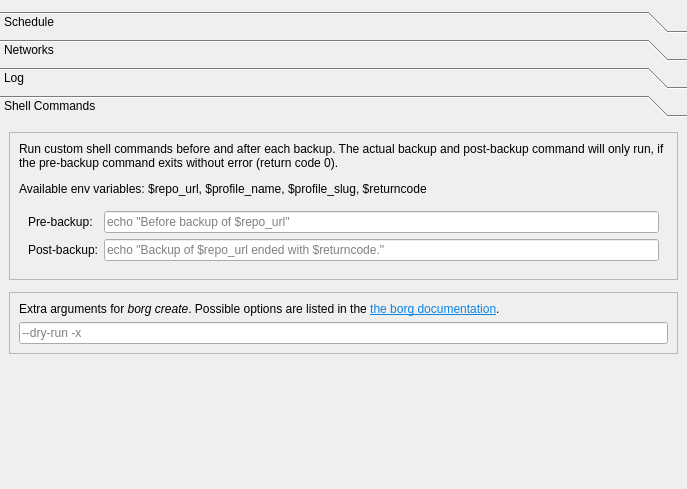
borgbase/vorta, file src/vorta/assets/UI/scheduletab.ui: the form before one commit.
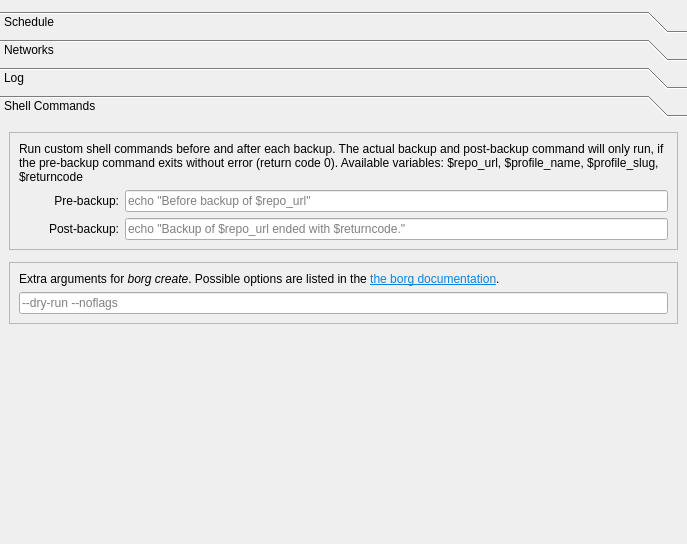
The form after the commit. The open tabs and pages were chosen to show the change.

Commit message: Changes for macOS layout

Patch:
```diff
--- a/src/vorta/assets/UI/scheduletab.ui
+++ b/src/vorta/assets/UI/scheduletab.ui
@@ -7,7 +7,7 @@
     <x>0</x>
     <y>0</y>
     <width>687</width>
-    <height>489</height>
+    <height>544</height>
    </rect>
   </property>
   <property name="windowTitle">
@@ -20,7 +20,7 @@
    <property name="rightMargin">
     <number>0</number>
    </property>
-   <item row="0" column="0">
+   <item row="1" column="0">
     <widget class="QToolBox" name="toolBox">
      <property name="sizePolicy">
       <sizepolicy hsizetype="Preferred" vsizetype="Minimum">
@@ -30,7 +30,6 @@
      </property>
      <property name="font">
       <font>
-       <weight>50</weight>
        <bold>false</bold>
       </font>
      </property>
@@ -632,7 +631,7 @@
         <x>0</x>
         <y>0</y>
         <width>687</width>
-        <height>349</height>
+        <height>384</height>
        </rect>
       </property>
       <attribute name="label">
@@ -654,7 +653,7 @@
           <item>
            <widget class="QLabel" name="label_4">
             <property name="text">
-             <string>&lt;html&gt;&lt;head/&gt;&lt;body&gt;&lt;p&gt;Run custom shell commands before and after each backup. The actual backup and post-backup command will only run, if the pre-backup command exits without error (return code 0).&lt;/p&gt;&lt;p&gt;Available env variables: &lt;span style=&quot; font-family:'Courier';&quot;&gt;$repo_url, $profile_name, $profile_slug, $returncode&lt;/span&gt;&lt;/p&gt;&lt;/body&gt;&lt;/html&gt;</string>
+             <string>&lt;html&gt;&lt;head/&gt;&lt;body&gt;&lt;p&gt;Run custom shell commands before and after each backup. The actual backup and post-backup command will only run, if the pre-backup command exits without error (return code 0). Available variables: &lt;span style=&quot; font-family:'Courier';&quot;&gt;$repo_url, $profile_name, $profile_slug, $returncode&lt;/span&gt;&lt;/p&gt;&lt;/body&gt;&lt;/html&gt;</string>
             </property>
             <property name="alignment">
              <set>Qt::AlignLeading|Qt::AlignLeft|Qt::AlignTop</set>
@@ -665,29 +664,40 @@
            </widget>
           </item>
           <item>
-           <widget class="QFrame" name="frame_2">
-            <property name="sizePolicy">
-             <sizepolicy hsizetype="Expanding" vsizetype="Preferred">
-              <horstretch>0</horstretch>
-              <verstretch>0</verstretch>
-             </sizepolicy>
+           <layout class="QHBoxLayout" name="horizontalLayout_3">
+            <property name="topMargin">
+             <number>0</number>
             </property>
-            <property name="frameShape">
-             <enum>QFrame::NoFrame</enum>
-            </property>
-            <property name="frameShadow">
-             <enum>QFrame::Raised</enum>
-            </property>
-            <layout class="QFormLayout" name="formLayout">
-             <item row="0" column="0">
+            <item>
               <widget class="QLabel" name="label_2">
+              <property name="minimumSize">
+               <size>
+                <width>100</width>
+                <height>0</height>
+               </size>
+              </property>
                <property name="text">
                 <string>Pre-backup:</string>
                </property>
-              </widget>
-             </item>
-             <item row="0" column="1">
+              <property name="alignment">
+               <set>Qt::AlignRight|Qt::AlignTrailing|Qt::AlignVCenter</set>
+              </property>
+             </widget>
+            </item>
+            <item>
               <widget class="QLineEdit" name="preBackupCmdLineEdit">
+              <property name="sizePolicy">
+               <sizepolicy hsizetype="Expanding" vsizetype="Fixed">
+                <horstretch>0</horstretch>
+                <verstretch>0</verstretch>
+               </sizepolicy>
+              </property>
+              <property name="minimumSize">
+               <size>
+                <width>0</width>
+                <height>0</height>
+               </size>
+              </property>
                <property name="styleSheet">
                 <string notr="true">font-family:'Courier';</string>
                </property>
@@ -699,15 +709,37 @@
                </property>
               </widget>
              </item>
-             <item row="1" column="0">
+           </layout>
+          </item>
+          <item>
+           <layout class="QHBoxLayout" name="horizontalLayout_4">
+            <property name="topMargin">
+             <number>0</number>
+            </property>
+            <item>
               <widget class="QLabel" name="label">
+              <property name="minimumSize">
+               <size>
+                <width>100</width>
+                <height>0</height>
+               </size>
+              </property>
                <property name="text">
                 <string>Post-backup:</string>
                </property>
-              </widget>
-             </item>
-             <item row="1" column="1">
+              <property name="alignment">
+               <set>Qt::AlignRight|Qt::AlignTrailing|Qt::AlignVCenter</set>
+              </property>
+             </widget>
+            </item>
+            <item>
               <widget class="QLineEdit" name="postBackupCmdLineEdit">
+              <property name="minimumSize">
+               <size>
+                <width>0</width>
+                <height>0</height>
+               </size>
+              </property>
                <property name="styleSheet">
                 <string notr="true">font-family:'Courier';</string>
                </property>
@@ -717,7 +749,6 @@
               </widget>
              </item>
             </layout>
-           </widget>
           </item>
          </layout>
         </widget>
@@ -756,7 +787,7 @@
              <string notr="true">font-family:'Courier';</string>
             </property>
             <property name="placeholderText">
-             <string>--dry-run -x</string>
+             <string>--dry-run --noflags</string>
             </property>
            </widget>
           </item>
```
Left out of the diff: 21 changed lines with no effect on the pictures. Lines whose indentation alone changed are shown as unchanged. The commit also changes 1 other file.
